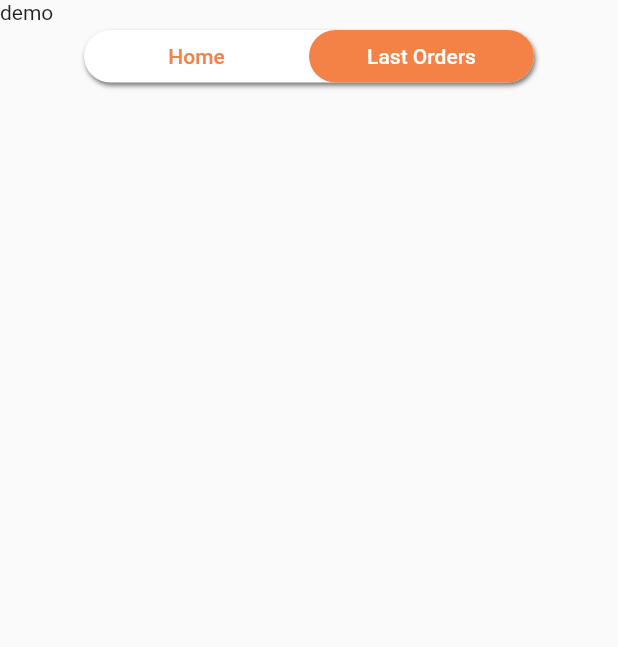
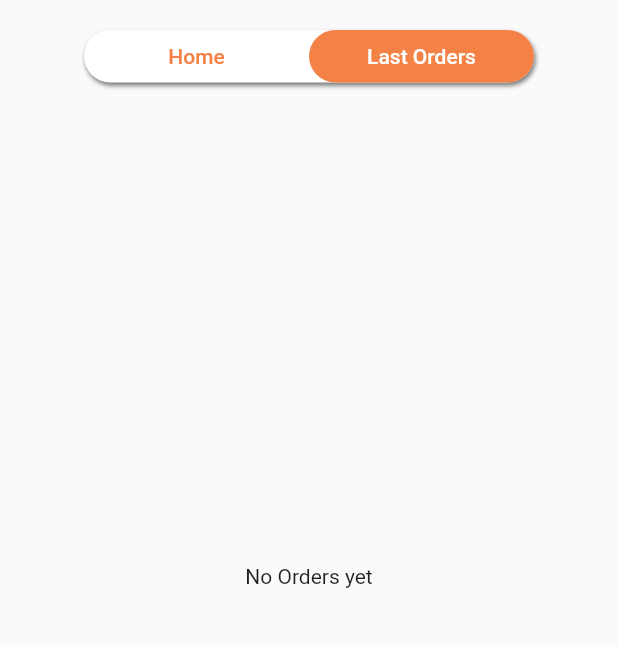
Before and after one commit to JoelStorr/flutter_shopware_6_api, a Flutter app: the LastOrdersScreen screen opened directly, on a phone screen of 412 x 824 dp, the part 84-731 px from its top. Run offline on Flutter 3.47's test engine with Material 2 defaults, Android fonts, the phone set to English and light mode, and no system bars; network calls fail.

Commit message:
Fallback Text

```diff
--- a/lib/screens/last_orders_screen.dart
+++ b/lib/screens/last_orders_screen.dart
@@ -26,9 +26,13 @@ class LastOrdersScreen extends StatelessWidget {
       body: Stack(
         children: [
           //TODO: Implement Future Builder for Bought items
-          FutureBuilder(builder: (ctx, snapshot) {
+
+          /* FutureBuilder(builder: (ctx, snapshot) {
             return const Text('demo');
-          }),
+          }), */
+          const Center(
+            child: Text('No Orders yet'),
+          ),
           Column(
             children: [
               const SizedBox(
```
